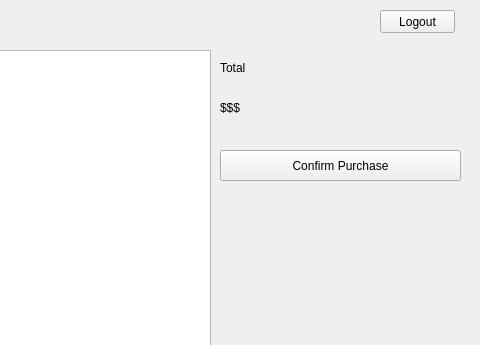
This is Ui_Folder/FoodStackWidget.ui in Chuezhang2278/Foodies as Qt 5 draws it before an edit; both pictures show x 320 to 800 and y 0 to 345 of the 800 by 600 pixel window. The edited form follows.
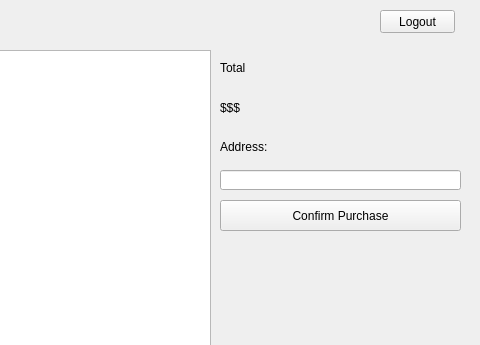
This is the edited form. The open tabs and pages were chosen to show the change.

Patch:
```diff
--- a/Ui_Folder/FoodStackWidget.ui
+++ b/Ui_Folder/FoodStackWidget.ui
@@ -278,7 +278,7 @@
       <property name="geometry">
        <rect>
         <x>540</x>
-        <y>150</y>
+        <y>200</y>
         <width>241</width>
         <height>31</height>
        </rect>
@@ -352,6 +352,29 @@
        <string>Logout</string>
       </property>
      </widget>
+     <widget class="QLineEdit" name="Page2_Address">
+      <property name="geometry">
+       <rect>
+        <x>540</x>
+        <y>170</y>
+        <width>241</width>
+        <height>20</height>
+       </rect>
+      </property>
+     </widget>
+     <widget class="QLabel" name="Page2_AddLabel">
+      <property name="geometry">
+       <rect>
+        <x>540</x>
+        <y>140</y>
+        <width>47</width>
+        <height>13</height>
+       </rect>
+      </property>
+      <property name="text">
+       <string>Address:</string>
+      </property>
+     </widget>
     </widget>
     <widget class="QWidget" name="page_3">
      <widget class="QListView" name="Page5_listView">
```
Left out of the diff: 2 changed lines with no effect on the pictures.
